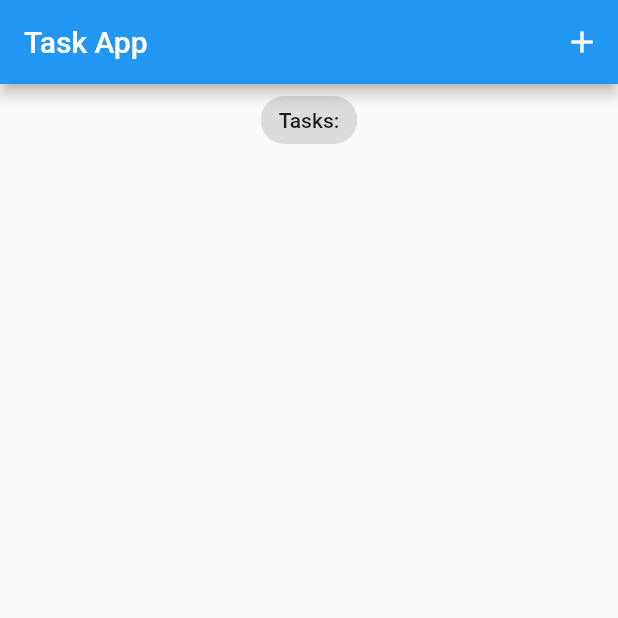
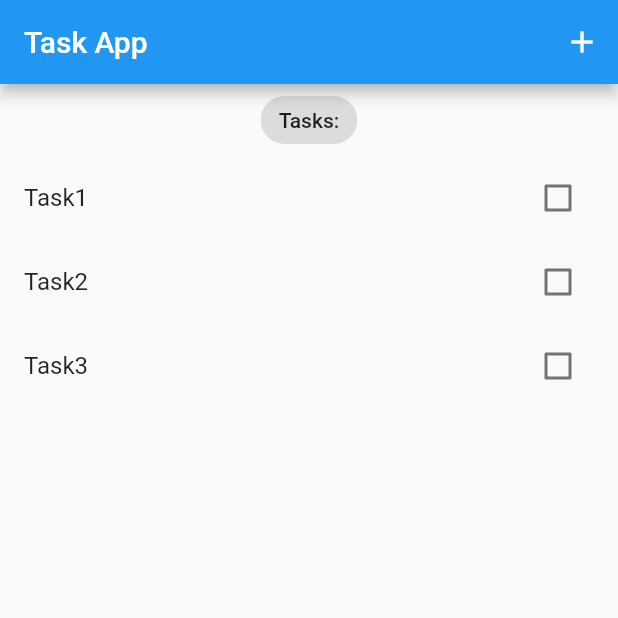
Before and after one commit to cronos88/flutter_task_app_bloc, a Flutter app: the screen it shows after launch, on a phone screen of 412 x 824 dp, the top half of it. Run offline on Flutter 3.47's test engine with Material 2 defaults, Android fonts, the light colour scheme and no system bars; our stand-ins replace equatable.

Commit message:
List view 3 tareas harcodeado como ejemplo

```diff
--- a/lib/main.dart
+++ b/lib/main.dart
@@ -12,7 +12,10 @@ class MyApp extends StatelessWidget {
     return MaterialApp(
       title: 'Flutter Task App',
       theme: ThemeData(primarySwatch: Colors.blue),
-      home: const TaskScreen(),
+      home: TaskScreen(),
     );
   }
 }
+
+// https://www.youtube.com/watch?v=PD0eAXLd5ls&list=PL4KQIoSGkL6uHbPnb1-bcWE07KT9aohQ-&index=9
+// QUEDAMOS EN MINUTO 12:15
--- /dev/null
+++ b/lib/models/task.dart
@@ -0,0 +1,48 @@
+import 'package:equatable/equatable.dart';
+
+class Task extends Equatable {
+  final String title;
+  bool? isDone;
+  bool? isDeleted;
+
+  Task({
+    required this.title,
+    this.isDone,
+    this.isDeleted,
+  }) {
+    isDone = isDone ??
+        false; //si no es nulo, retorna el valor de isDone, o sino, false
+    isDeleted = isDeleted ?? false;
+  }
+
+  Task copyWith({
+    String? title,
+    bool? isDone,
+    bool? isDeleted,
+  }) {
+    return Task(
+      title: title ?? this.title,
+      isDone: isDone ?? this.isDone,
+      isDeleted: isDeleted ?? this.isDeleted,
+    );
+  }
+
+  Map<String, dynamic> toMap() {
+    return <String, dynamic>{
+      'title': title,
+      'isDone': isDone,
+      'isDeleted': isDeleted,
+    };
+  }
+
+  factory Task.fromMap(Map<String, dynamic> map) {
+    return Task(
+      title: map['title'] as String,
+      isDone: map['isDone'] != null ? map['isDone'] as bool : null,
+      isDeleted: map['isDeleted'] != null ? map['isDeleted'] as bool : null,
+    );
+  }
+
+  @override
+  List<Object?> get props => [title, isDone, isDeleted];
+}
--- a/lib/screens/task_screen.dart
+++ b/lib/screens/task_screen.dart
@@ -1,7 +1,15 @@
 import 'package:flutter/material.dart';
 
+import '../models/task.dart';
+
 class TaskScreen extends StatelessWidget {
-  const TaskScreen({super.key});
+  TaskScreen({super.key});
+
+  List<Task> taskList = [
+    Task(title: 'Task1'),
+    Task(title: 'Task2'),
+    Task(title: 'Task3'),
+  ];
 
   @override
   Widget build(BuildContext context) {
@@ -17,10 +25,25 @@ class TaskScreen extends StatelessWidget {
       ),
       body: Column(
         crossAxisAlignment: CrossAxisAlignment.center,
-        children: const [
-          Center(
+        children: [
+          const Center(
             child: Chip(
               label: Text('Tasks:'),
+            ),
+          ),
+          Expanded(
+            child: ListView.builder(
+              itemCount: taskList.length,
+              itemBuilder: (BuildContext context, int index) {
+                final task = taskList[index];
+                return ListTile(
+                  title: Text(task.title),
+                  trailing: Checkbox(
+                    value: task.isDone,
+                    onChanged: (value) {},
+                  ),
+                );
+              },
             ),
           ),
         ],
--- a/pubspec.yaml
+++ b/pubspec.yaml
@@ -14,6 +14,8 @@ dependencies:
 
 
   cupertino_icons: ^1.0.2
+  flutter_bloc: ^8.1.1
+  equatable: ^2.0.5
 
 dev_dependencies:
   flutter_test:
```
Also changed, not shown: instrucciones.txt (added, +19 -0 lines), pubspec.lock.
